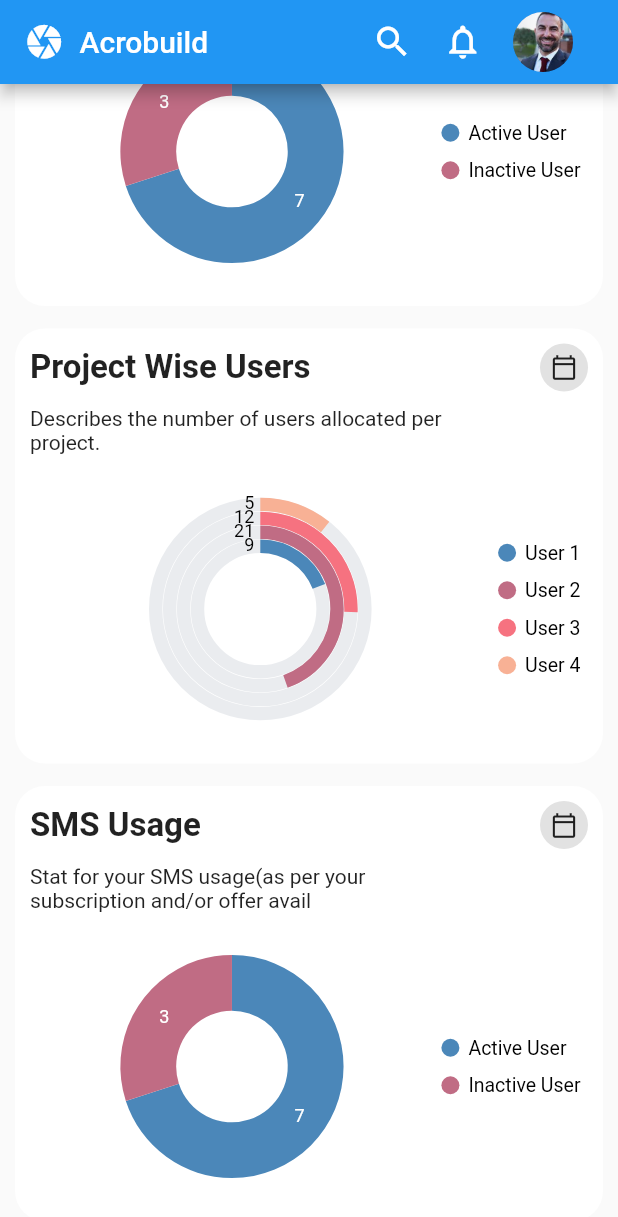
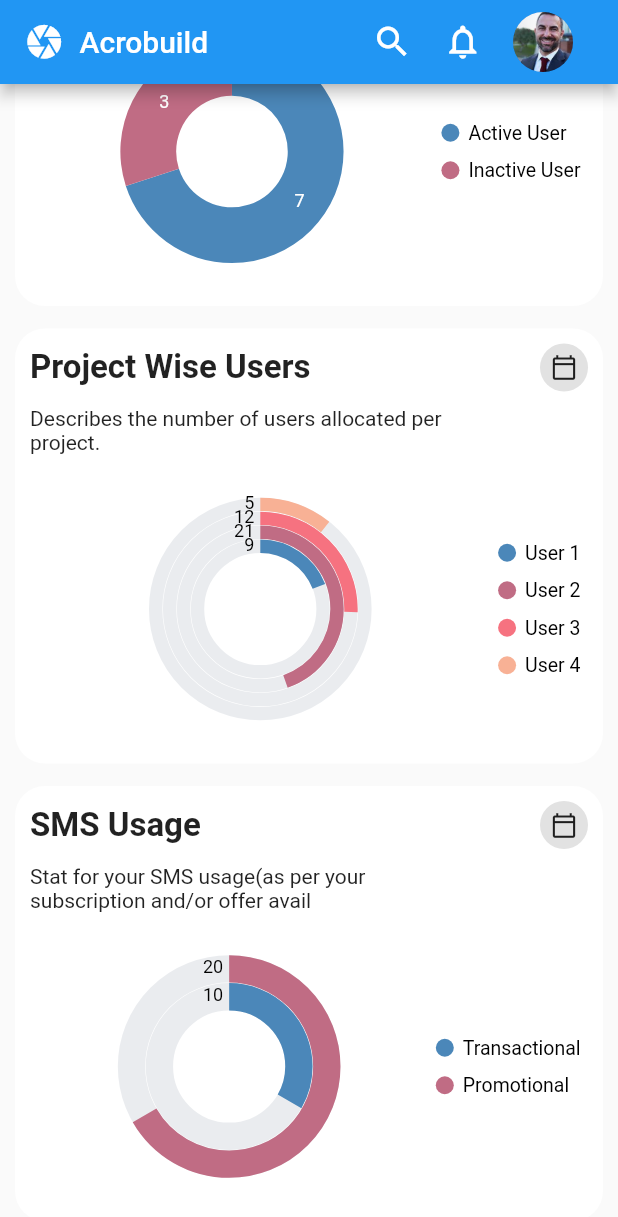
Before and after one commit to Holumeeday/flutter_chart, a Flutter app: the screen it shows after launch, scrolled down 202 dp, on a phone screen of 412 x 824 dp. Shown: the top 1217 px of the screen. Run offline on Flutter 3.47's test engine with Material 2 defaults, Android fonts, the phone set to English and light mode, and no system bars; our stand-ins replace syncfusion_flutter_charts.

Commit message:
Added the sms usage widget

```diff
--- a/lib/views/dashboard.dart
+++ b/lib/views/dashboard.dart
@@ -1,10 +1,7 @@
 import 'package:flutter/material.dart';
-import 'package:pie_chart/pie_chart.dart';
-import 'package:syncfusion_flutter_charts/charts.dart';
-import 'package:syncfusion_flutter_charts/sparkcharts.dart';
-
 import '../widgets/acitve_user.dart';
 import '../widgets/projectwise_user.dart';
+import '../widgets/sms_usage.dart';
 
 
 class Dashboard extends StatefulWidget {
@@ -17,23 +14,16 @@ class Dashboard extends StatefulWidget {
 class _DashboardState extends State<Dashboard> {
   late List<GDPData> _chartData;
   late List<ProjectUser> _projectData;
+  late List<SmsUsage> _smsUsageData;
 
   @override
   void initState() {
     _chartData = getChartData();
     _projectData = getProjectUserData();
+    _smsUsageData = getSmsUsageData();
     super.initState();
   }
 
-  final dataMap = <String, double>{
-    "Flutter": 5,
-  };
-
-  final colorList = <Color>[
-    Colors.greenAccent,
-    Colors.blue,
-    Colors.amberAccent,
-  ];
 
 
   @override
@@ -42,10 +32,10 @@ class _DashboardState extends State<Dashboard> {
 
       appBar: AppBar(
         title: Row(
-          children: [
+          children: const [
             Icon(Icons.camera, size: 27, color: Colors.white,),
             Padding(
-              padding: const EdgeInsets.all(10.0),
+              padding:  EdgeInsets.all(10.0),
               child: Text('Acrobuild', style: TextStyle(color: Colors.white, fontSize: 20),),
             )
           ],
@@ -77,7 +67,7 @@ class _DashboardState extends State<Dashboard> {
               Padding(
                 padding: const EdgeInsets.all(7.0),
                 child: Row(
-                  children: [
+                  children: const[
                     Text('Admin', style: TextStyle(fontSize: 15, color: Colors.grey),),
                     Icon(Icons.arrow_forward_ios_rounded, size: 15, ),
                     Text('Dashboard', style: TextStyle(fontSize: 18, color: Colors.black),),
@@ -85,17 +75,20 @@ class _DashboardState extends State<Dashboard> {
                 ),
               ),
 
-              SizedBox(height: 15,),
+            const  SizedBox(height: 15,),
               //Active User
               ChartCard(chartData: _chartData, topic: 'Active Users', description: 'Visually departs how many registered users are active to a project.',),
-              SizedBox(height: 15,),
+             const SizedBox(height: 15,),
               //Project wise User
               ProjectWise_ChartCard(projectData: _projectData, title: 'Project Wise Users', description: 'Describes the number of users allocated per project.',),
-              SizedBox(height: 15,),
+             const SizedBox(height: 15,),
               //Sms usage
-              ChartCard(chartData: _chartData, topic: 'SMS Usage', description: 'Stat for your SMS usage(as per your subscription and/or offer avail',),
-              SizedBox(height: 15,),
+              SmsUsageCard(smsUsageData: _smsUsageData, title: 'SMS Usage', description: 'Stat for your SMS usage(as per your subscription and/or offer avail',)
               //Email usage
+
+            // If the data was live i will use the MVC pattern where the services will be called using http request
+              // in services and also Future builder in the dashboard view to display the data
+
 
             ],
           ),
@@ -116,15 +109,12 @@ class _DashboardState extends State<Dashboard> {
 
 
 
-
 class GDPData{
   GDPData(this.noOfActiveUser, this.inActiveUser);
   final int noOfActiveUser;
   final String inActiveUser;
 
 }
-
-
 
 
 List<ProjectUser> getProjectUserData(){
@@ -138,9 +128,26 @@ List<ProjectUser> getProjectUserData(){
 }
 
 
-
 class ProjectUser{
   ProjectUser(this.allocatedUser, this.nonAllocatedUser);
   final int allocatedUser;
   final String nonAllocatedUser;
 }
+
+
+List<SmsUsage> getSmsUsageData(){
+  final List<SmsUsage> smsUsageData = [
+    SmsUsage(10, 'Transactional',),
+    SmsUsage(20, 'Promotional',),
+
+  ];
+  return smsUsageData;
+}
+
+
+
+class SmsUsage{
+  SmsUsage(this.promotional, this.transactional);
+  final int promotional;
+  final String transactional;
+}
--- /dev/null
+++ b/lib/widgets/sms_usage.dart
@@ -0,0 +1,74 @@
+import 'package:flutter/material.dart';
+import 'package:syncfusion_flutter_charts/charts.dart';
+
+import '../views/dashboard.dart';
+class SmsUsageCard extends StatelessWidget {
+  const SmsUsageCard({
+  super.key,
+  required List<SmsUsage> smsUsageData,
+  required this.title,
+  required this.description,
+  }) : _smsUsageData = smsUsageData;
+
+  final List<SmsUsage> _smsUsageData;
+  final String title;
+  final String description;
+
+  @override
+  Widget build(BuildContext context) {
+    return Container(
+      width: 700,
+      height: 290,
+      decoration: BoxDecoration(
+          color: Colors.white,
+          borderRadius: BorderRadius.circular(20)
+      ),
+      child: Column(
+        children: [
+          Padding(
+            padding: const EdgeInsets.all(10.0),
+            child: Row(
+              children: [
+                Text(title, style: TextStyle(fontSize: 22, fontWeight: FontWeight.w600),),
+                Spacer(),
+                Container(
+                    padding: const EdgeInsets.all(7),
+                    decoration: BoxDecoration(
+                        color: Colors.grey.withOpacity(.3),
+                        borderRadius: BorderRadius.circular(100)
+                    ),
+                    child: Icon(Icons.calendar_today_outlined, size: 18,))
+              ],
+            ),
+          ),
+          Padding(
+            padding: const EdgeInsets.symmetric(horizontal: 10),
+            child: Row(
+              children: [
+                SizedBox(
+                  width: 300,
+                  child: Text(description),
+                ),
+              ],
+            ),
+          ),
+          Expanded(
+            child: SfCircularChart(
+              legend: Legend(isVisible: true, overflowMode: LegendItemOverflowMode.wrap),
+              series: <CircularSeries>[
+                RadialBarSeries<SmsUsage, String>(
+                    strokeWidth: 10,
+                    dataSource: _smsUsageData,
+                    yValueMapper: (SmsUsage data,_)=> data.promotional,
+                    xValueMapper: (SmsUsage data,_) => data.transactional,
+                    dataLabelSettings: DataLabelSettings(isVisible: true)
+                )
+              ],
+            ),
+          ),
+
+        ],
+      ),
+    );
+  }
+}
```
